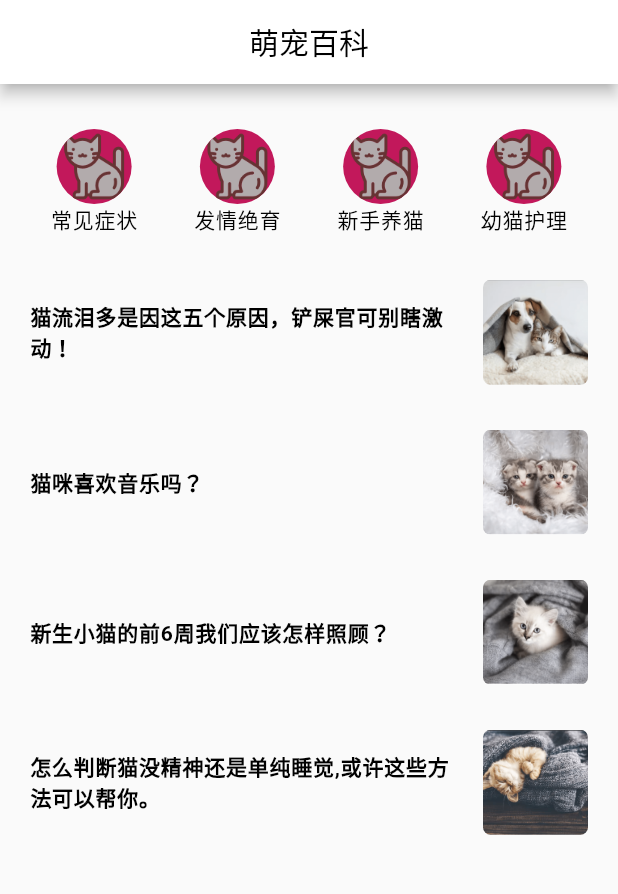
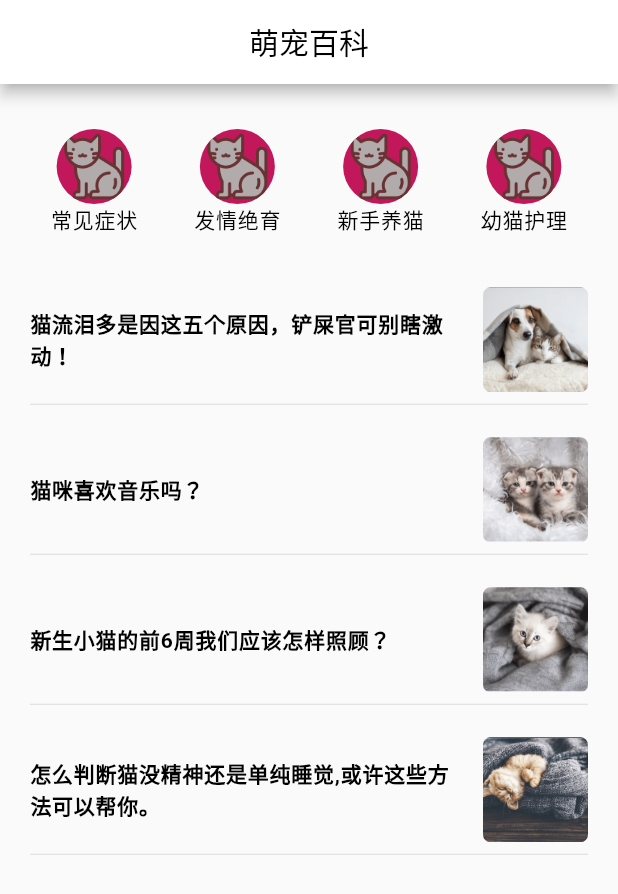
Before and after one commit to mambatech/youmao, a Flutter app: the DailyPage screen opened directly, on a phone screen of 412 x 824 dp. Shown: the top 894 px of the screen. Run offline on Flutter 3.47's test engine with Material 2 defaults, Android fonts, the phone set to English and light mode, and no system bars; our stand-ins replace audioplayers, cached_network_image, dynamic_theme, flutter_redux, flutter_spinkit, flutter_swiper and 3 more; missing offline and left inert: color_thief_flutter, umeng_analytics_plugin; Roboto replaces fonts that are missing (Raleway).

Commit message:
萌宠百科ui..

```diff
--- a/lib/daily_page.dart
+++ b/lib/daily_page.dart
@@ -60,7 +60,9 @@ class DailyPageState extends State<DailyPage> {
                 padding: EdgeInsets.fromLTRB(20, 30, 20, 0),
                 child: CustomScrollView(
                   slivers: <Widget>[
-                    SliverGrid(
+                    SliverPadding(
+                      padding: EdgeInsets.only(bottom: 20),
+                      sliver: SliverGrid(
                         gridDelegate: SliverGridDelegateWithFixedCrossAxisCount(
                           crossAxisCount: 4,
                           mainAxisSpacing: 10.0,
@@ -93,28 +95,29 @@ class DailyPageState extends State<DailyPage> {
                           childCount: wikiDatas.length,
                         ),
                       ),
+                    ),
                     SliverFixedExtentList(
                       itemExtent: 100,
                       delegate: SliverChildBuilderDelegate(
                           (BuildContext context, int index) {
-                            return Row(
+                        return Column(
+                          children: <Widget>[
+                            Row(
                               children: <Widget>[
                                 Expanded(
                                   child: Container(
                                       margin: EdgeInsets.only(right: 10),
                                       child: Text(
-                                          recommendDailyMode.contentData[index]
-                                              .summary,
+                                          recommendDailyMode
+                                              .contentData[index].summary,
                                           style: TextStyle(
                                             color: Colors.black,
                                             fontWeight: FontWeight.w600,
                                             fontFamily: 'Roboto',
                                             letterSpacing: 0.5,
                                             fontSize: 14,
-                                          ))
+                                          ))),
                                 ),
-                                )
-                                ,
                                 ClipRRect(
                                   borderRadius: BorderRadius.circular(5),
                                   child: Image.asset(
@@ -124,6 +127,9 @@ class DailyPageState extends State<DailyPage> {
                                     fit: BoxFit.cover,
                                   ),
                                 )
+                              ],
+                            ),
+                            Divider(),
                           ],
                         );
                       }, childCount: recommendDailyMode.contentData.length),
```
Lines whose indentation alone changed are shown as unchanged.
